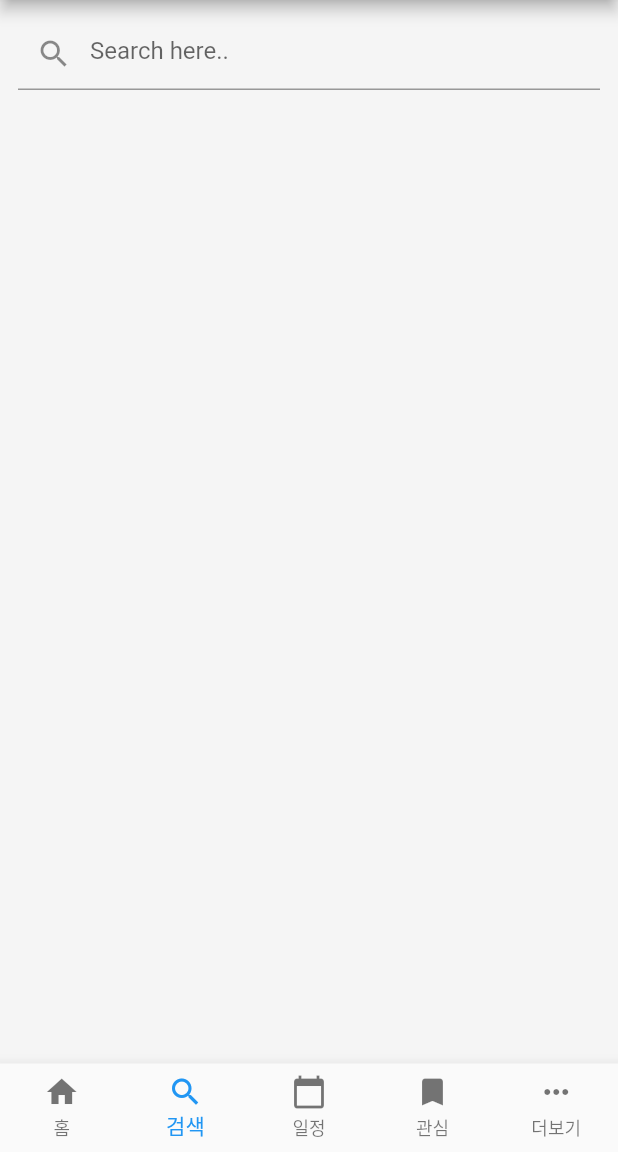
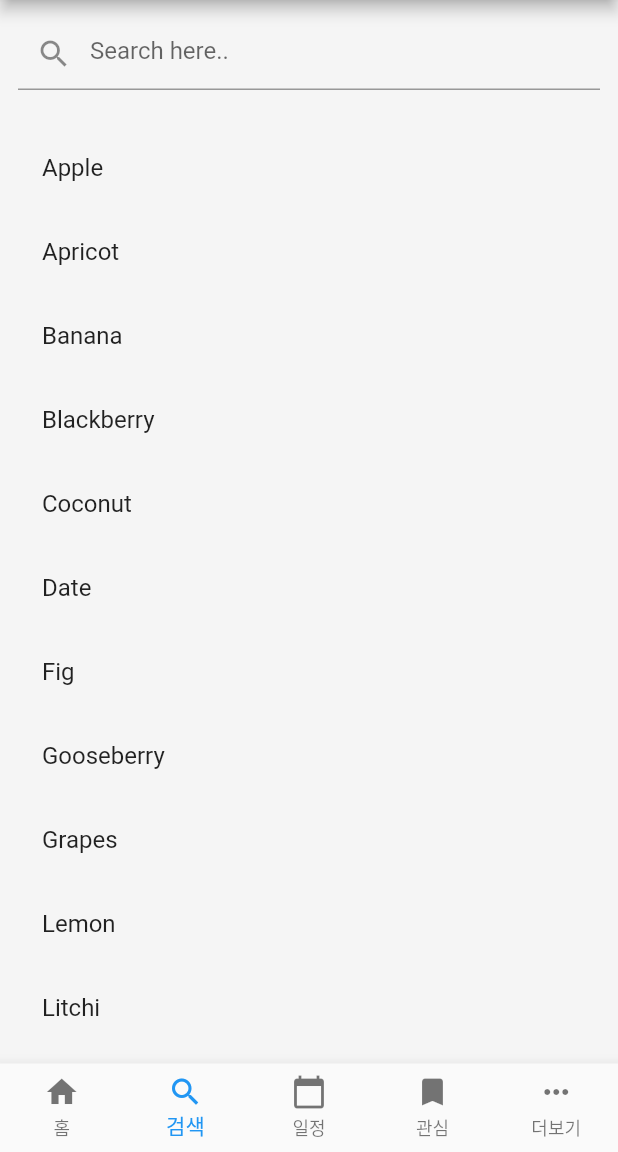
Before and after one commit to JWHAPO/orae_app, a Flutter app: the screen it shows after launch, item 2 of the bottom bar chosen, on a phone screen of 412 x 824 dp, the part 84-1236 px from its top. Run offline on Flutter 3.47's test engine with Material 2 defaults, Android fonts, the phone set to English and light mode, and no system bars; our stand-ins replace table_calendar; generated files the repository leaves out were written again; network calls fail.

Commit message:
add sample list on search page

```diff
--- a/lib/ui/pages/search_page.dart
+++ b/lib/ui/pages/search_page.dart
@@ -8,7 +8,35 @@ class SearchPage extends StatefulWidget {
 class _SearchPageState extends State<SearchPage> {
 
   TextEditingController _textController = TextEditingController();
-  List<String> dataList = List();
+  static List<String> mainDataList = [
+    "Apple",
+    "Apricot",
+    "Banana",
+    "Blackberry",
+    "Coconut",
+    "Date",
+    "Fig",
+    "Gooseberry",
+    "Grapes",
+    "Lemon",
+    "Litchi",
+    "Mango",
+    "Orange",
+    "Papaya",
+    "Peach",
+    "Pineapple",
+    "Pomegranate",
+    "Starfruit"
+  ];
+  List<String> newDataList = List.from(mainDataList);
+
+  onItemChanged(String value){
+    setState(() {
+      newDataList = mainDataList.where((string) => string.toLowerCase().contains(value.toLowerCase())).toList();
+    });
+  }
+
+
 
   @override
   Widget build(BuildContext context) {
@@ -23,15 +51,13 @@ class _SearchPageState extends State<SearchPage> {
                 prefixIcon: Icon(Icons.search),
                 hintText: 'Search here..',
               ),
-              onChanged: (data){
-
-              },
+              onChanged: onItemChanged,
             ),
           ),
           Expanded(
             child: ListView(
               padding: EdgeInsets.all(12.0),
-              children: dataList.map((data) => ListTile(
+              children: newDataList.map((data) => ListTile(
                 title: Text(data),
                 onTap: () => print(data),
               )).toList()
```
